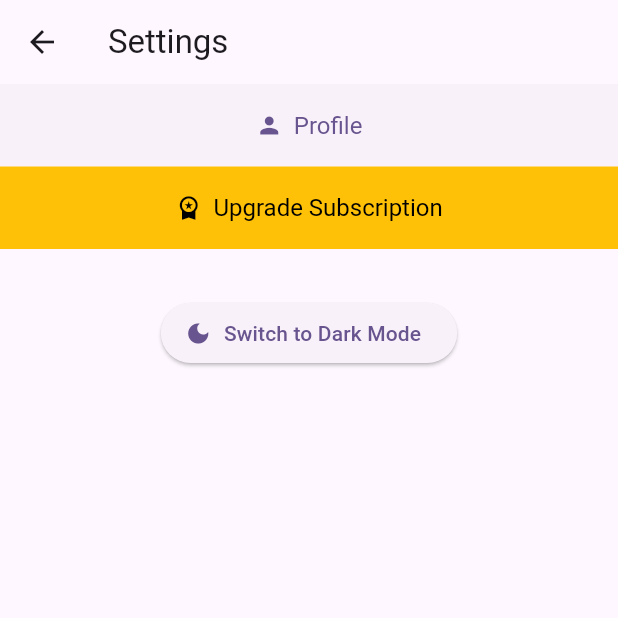
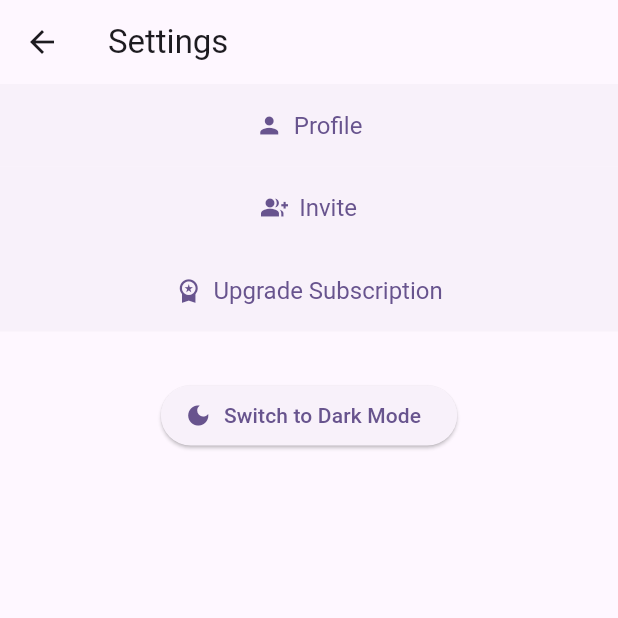
Before and after one commit to Whilreal0/sari-sari, a Flutter app: the SettingsScreen screen opened directly, on a phone screen of 412 x 824 dp, the top half of it. Run offline on Flutter 3.47's test engine with Material 3 defaults, Android fonts, the light colour scheme and no system bars; our stand-ins replace equatable, flutter_bloc, flutter_dotenv, supabase_flutter; accounts and stored records are empty.

Commit message:
added more features

```diff
--- a/lib/bloc/profile_bloc.dart
+++ b/lib/bloc/profile_bloc.dart
@@ -23,6 +23,9 @@ class ProfileLoaded extends ProfileState {
   ProfileLoaded(this.profile);
   @override
   List<Object?> get props => [profile];
+
+  String get plan => profile['plan'] ?? 'free';
+  String? get subscriptionEnd => profile['subscription_end'];
 }
 class ProfileError extends ProfileState {
   final String message;
--- /dev/null
+++ b/lib/components/invite_manager_button.dart
@@ -0,0 +1,47 @@
+import 'package:flutter/material.dart';
+import 'package:flutter_bloc/flutter_bloc.dart';
+import '../bloc/profile_bloc.dart';
+
+class InviteManagerButton extends StatelessWidget {
+  const InviteManagerButton({super.key});
+
+  @override
+  Widget build(BuildContext context) {
+    return BlocBuilder<ProfileBloc, ProfileState>(
+      builder: (context, state) {
+        bool isEnabled = false;
+        if (state is ProfileLoaded) {
+          final plan = state.plan;
+          isEnabled = plan == 'pro' || plan == 'premium';
+        }
+        return SizedBox(
+          width: double.infinity,
+          child: ElevatedButton.icon(
+            icon: const Icon(Icons.group_add),
+            label: const Text('Invite'),
+            onPressed: isEnabled
+                ? () {
+                    // TODO: Implement invite logic
+                  }
+                : () {
+                    ScaffoldMessenger.of(context).hideCurrentSnackBar();
+                    ScaffoldMessenger.of(context).showSnackBar(
+                      const SnackBar(
+                        content: Text('Subscribe to invite managers.'),
+                        backgroundColor: Colors.red,
+                        duration: Duration(seconds: 2),
+                      ),
+                    );
+                  },
+            style: ElevatedButton.styleFrom(
+              padding: const EdgeInsets.symmetric(vertical: 18),
+              textStyle: const TextStyle(fontSize: 16),
+              shape: const RoundedRectangleBorder(borderRadius: BorderRadius.zero),
+              elevation: 0,
+            ),
+          ),
+        );
+      },
+    );
+  }
+}
--- /dev/null
+++ b/lib/components/subscription_button.dart
@@ -0,0 +1,64 @@
+import 'package:flutter/material.dart';
+import 'package:flutter_bloc/flutter_bloc.dart';
+import '../bloc/profile_bloc.dart';
+
+class SubscriptionButton extends StatelessWidget {
+  const SubscriptionButton({super.key});
+
+  @override
+  Widget build(BuildContext context) {
+    return BlocBuilder<ProfileBloc, ProfileState>(
+      builder: (context, state) {
+        String buttonLabel = 'Upgrade Subscription';
+        IconData buttonIcon = Icons.workspace_premium;
+        Color? iconColor;
+        // Match the profile button background color
+        Color buttonColor = Theme.of(context).colorScheme.primary;
+        Color textColor = Colors.white;
+        VoidCallback? onPressed;
+
+        if (state is ProfileLoaded) {
+          final plan = state.plan;
+          if (plan == 'premium' || plan == 'pro') {
+            buttonLabel = plan[0].toUpperCase() + plan.substring(1);
+            buttonIcon = plan == 'premium' ? Icons.workspace_premium : Icons.star;
+            if (plan == 'premium') {
+              iconColor = Colors.amber[700];
+            } else if (plan == 'pro') {
+              iconColor = Colors.blue;
+            }
+            buttonColor = Theme.of(context).colorScheme.primary;
+            textColor = Colors.white;
+            onPressed = () {
+              Navigator.pushNamed(context, '/subscription-details');
+            };
+          } else {
+            onPressed = () {
+              // TODO: Implement upgrade logic
+            };
+          }
+        } else {
+          onPressed = () {
+            // TODO: Implement upgrade logic
+          };
+        }
+
+        return SizedBox(
+          width: double.infinity,
+          child: ElevatedButton.icon(
+            icon: Icon(buttonIcon, color: iconColor),
+            label: Text(buttonLabel),
+            onPressed: onPressed,
+            style: ElevatedButton.styleFrom(
+
+              padding: const EdgeInsets.symmetric(vertical: 18),
+              textStyle: const TextStyle(fontSize: 16),
+              shape: const RoundedRectangleBorder(borderRadius: BorderRadius.zero),
+              elevation: 0,
+            ),
+          ),
+        );
+      },
+    );
+  }
+}
--- a/lib/main.dart
+++ b/lib/main.dart
@@ -11,6 +11,8 @@ import 'package:supabase_flutter/supabase_flutter.dart';
 import 'package:sari_sari/bloc/auth_bloc.dart' as auth_bloc;
 import 'package:flutter/foundation.dart' show kIsWeb;
 import 'screens/profile_screen.dart';
+import 'screens/subscription_details_screen.dart';
+import 'package:sari_sari/bloc/profile_bloc.dart';
 
 void main() async {
   WidgetsFlutterBinding.ensureInitialized();
@@ -76,6 +78,10 @@ class MyApp extends StatelessWidget {
                 ),
               ),
               '/profile': (context) => const ProfileScreen(),
+              '/subscription-details': (context) => BlocProvider(
+                create: (_) => ProfileBloc()..add(LoadProfile()),
+                child: const SubscriptionDetailsScreen(),
+              ),
             },
             debugShowCheckedModeBanner: false,
           );
--- a/lib/screens/settings_screen.dart
+++ b/lib/screens/settings_screen.dart
@@ -2,6 +2,9 @@ import 'package:flutter/material.dart';
 import 'package:flutter_bloc/flutter_bloc.dart';
 import '../theme/theme_controller.dart';
 import '../bloc/auth_bloc.dart' as auth_bloc;
+import '../components/subscription_button.dart';
+import '../components/invite_manager_button.dart';
+import '../bloc/profile_bloc.dart';
 
 class SettingsScreen extends StatefulWidget {
   const SettingsScreen({super.key});
@@ -15,6 +18,8 @@ class _SettingsScreenState extends State<SettingsScreen> {
   Widget build(BuildContext context) {
     final isDark = Theme.of(context).brightness == Brightness.dark;
     return SafeArea(
+      child: BlocProvider(
+        create: (_) => ProfileBloc()..add(LoadProfile()),
         child: Scaffold(
           appBar: AppBar(
             title: const Text('Settings'),
@@ -37,24 +42,8 @@ class _SettingsScreenState extends State<SettingsScreen> {
                   ),
                 ),
               ),
-            SizedBox(
-              width: double.infinity,
-              child: ElevatedButton.icon(
-                icon: const Icon(Icons.workspace_premium),
-                label: const Text('Upgrade Subscription'),
-                onPressed: () {
-                  // TODO: Navigate to subscription page or show dialog
-                },
-                style: ElevatedButton.styleFrom(
-                  backgroundColor: Colors.amber,
-                  foregroundColor: Colors.black,
-                  padding: const EdgeInsets.symmetric(vertical: 18),
-                  textStyle: const TextStyle(fontSize: 16),
-                  shape: const RoundedRectangleBorder(borderRadius: BorderRadius.zero),
-                  elevation: 0,
-                ),
-              ),
-            ),
+              const InviteManagerButton(),
+              const SubscriptionButton(),
               const SizedBox(height: 32),
               ElevatedButton.icon(
                 icon: Icon(isDark ? Icons.light_mode : Icons.dark_mode),
@@ -66,6 +55,7 @@ class _SettingsScreenState extends State<SettingsScreen> {
             ],
           ),
         ),
+      ),
     );
   }
 }
```
Also changed, not shown: lib/screens/subscription_details_screen.dart (added, +87 -0 lines). Lines whose indentation alone changed are shown as unchanged.
